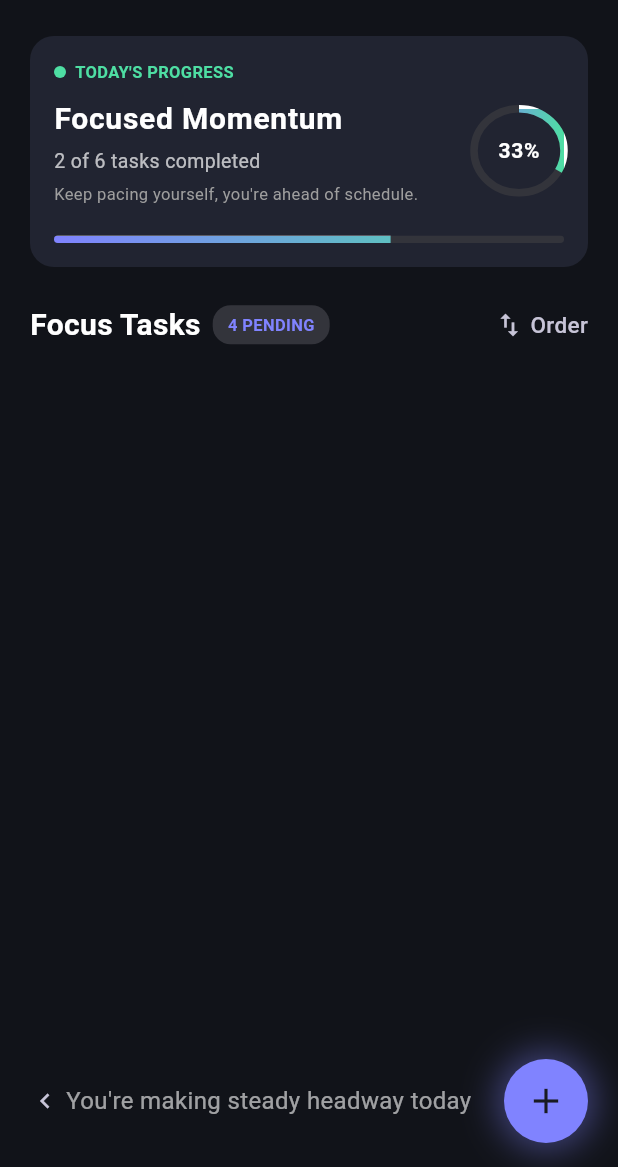
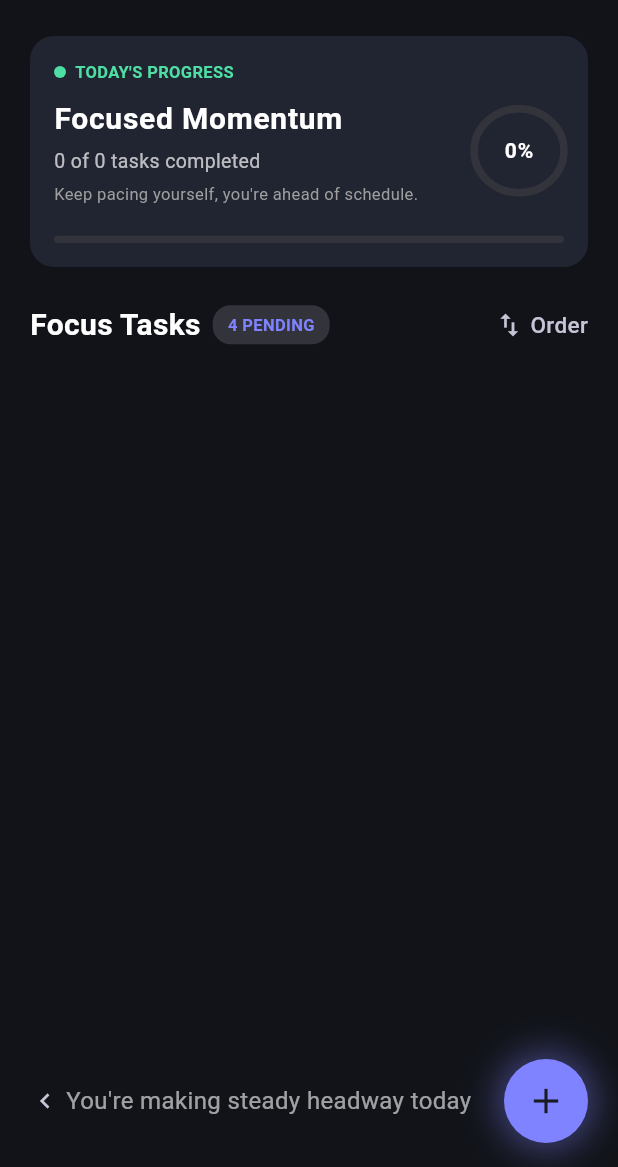
Before and after one commit to saadsaifdev/daily_focus_app, a Flutter app: the screen it shows after launch, on a phone screen of 412 x 824 dp, the part 69-1236 px from its top. Run offline on Flutter 3.47's test engine with Material 3 defaults, Android fonts, the phone set to English and light mode, and no system bars.

Commit message:
Complete Daily Focus UI and Local State version 1.0

```diff
--- /dev/null
+++ b/lib/model/task_model.dart
@@ -0,0 +1,19 @@
+class TaskModel {
+  final String id;
+  final String title;
+  final String subtitle;
+  final String priority; // 'HIGH', 'MEDIUM', 'LOW'
+  final String category; // 'Work', 'Personal', 'Design', etc.
+  final String time;
+  bool isCompleted;
+
+  TaskModel({
+    required this.id,
+    required this.title,
+    required this.subtitle,
+    required this.priority,
+    required this.category,
+    required this.time,
+    this.isCompleted = false,
+  });
+}
--- a/lib/widgets/bottom_action_row.dart
+++ b/lib/widgets/bottom_action_row.dart
@@ -1,9 +1,10 @@
 import 'package:daily_focus_app/constants.dart';
-import 'package:daily_focus_app/widgets/add_task_bottom_sheet.dart';
 import 'package:flutter/material.dart';
 
 class BottomActionRow extends StatelessWidget {
-  const BottomActionRow({super.key});
+  final VoidCallback onAddTap;
+
+  const BottomActionRow({super.key, required this.onAddTap});
 
   @override
   Widget build(BuildContext context) {
@@ -21,19 +22,7 @@ class BottomActionRow extends StatelessWidget {
         ),
         const Spacer(),
         GestureDetector(
-          onTap: () {
-            showModalBottomSheet(
-              context: context,
-              isScrollControlled: true,
-              backgroundColor: kCardBackgroundColor,
-              shape: const RoundedRectangleBorder(
-                borderRadius: BorderRadius.vertical(top: Radius.circular(20)),
-              ),
-              builder: (context) {
-                return const AddTaskBottomSheet();
-              },
-            );
-          },
+          onTap: onAddTap,
           child: Container(
             height: 56,
             width: 56,
--- a/lib/widgets/progress_card.dart
+++ b/lib/widgets/progress_card.dart
@@ -2,10 +2,23 @@ import 'package:daily_focus_app/constants.dart';
 import 'package:flutter/material.dart';
 
 class ProgressCard extends StatelessWidget {
-  const ProgressCard({super.key});
+  final int totalTasks;
+  final int completedTasks;
+
+  const ProgressCard({
+    super.key,
+    required this.totalTasks,
+    required this.completedTasks,
+  });
 
   @override
   Widget build(BuildContext context) {
+    final double progressPercentage = totalTasks == 0
+        ? 0.0
+        : (completedTasks / totalTasks);
+
+    final int percentageText = (progressPercentage * 100).toInt();
+
     return Container(
       padding: const EdgeInsets.all(16),
       decoration: BoxDecoration(
@@ -46,18 +59,20 @@ class ProgressCard extends StatelessWidget {
                 fontWeight: FontWeight.bold,
               ),
             ),
-            subtitle: const Column(
+            subtitle: Column(
               crossAxisAlignment: CrossAxisAlignment.start,
               children: [
-                SizedBox(height: 4),
+                const SizedBox(height: 4),
                 Text(
-                  '2 of 6 tasks completed',
-                  style: TextStyle(color: Colors.white70, fontSize: 13),
+                  '$completedTasks of $totalTasks tasks completed',
+                  style: const TextStyle(color: Colors.white70, fontSize: 13),
                 ),
-                SizedBox(height: 4),
+                const SizedBox(height: 4),
                 Text(
-                  "Keep pacing yourself, you're ahead of schedule.",
-                  style: TextStyle(color: Colors.grey, fontSize: 11),
+                  progressPercentage == 1.0
+                      ? "Incredible work! You crushed all tasks today. 🔥"
+                      : "Keep pacing yourself, you're ahead of schedule.",
+                  style: const TextStyle(color: Colors.grey, fontSize: 11),
                 ),
               ],
             ),
@@ -78,17 +93,17 @@ class ProgressCard extends StatelessWidget {
                         colors: [kPrimaryContainer, kSecondaryColor],
                       ).createShader(bounds);
                     },
-                    child: const CircularProgressIndicator(
-                      value: 0.33,
+                    child: CircularProgressIndicator(
+                      value: progressPercentage,
                       strokeWidth: 5,
                       color: Colors.white,
                       backgroundColor: Colors.transparent,
                     ),
                   ),
-                  const Center(
+                  Center(
                     child: Text(
-                      '33%',
-                      style: TextStyle(
+                      '$percentageText%',
+                      style: const TextStyle(
                         color: Colors.white,
                         fontSize: 14,
                         fontWeight: FontWeight.bold,
@@ -115,8 +130,8 @@ class ProgressCard extends StatelessWidget {
                       colors: [kPrimaryContainer, kSecondaryColor],
                     ).createShader(bounds);
                   },
-                  child: const LinearProgressIndicator(
-                    value: 0.66,
+                  child: LinearProgressIndicator(
+                    value: progressPercentage,
                     minHeight: 5,
                     color: Colors.white,
                     backgroundColor: Colors.transparent,
--- a/lib/widgets/tasks_view_body.dart
+++ b/lib/widgets/tasks_view_body.dart
@@ -1,27 +1,104 @@
 import 'package:daily_focus_app/constants.dart';
+import 'package:daily_focus_app/model/task_model.dart';
+import 'package:daily_focus_app/widgets/add_task_bottom_sheet.dart';
 import 'package:daily_focus_app/widgets/bottom_action_row.dart';
 import 'package:daily_focus_app/widgets/custom_app_bar.dart';
+import 'package:daily_focus_app/widgets/edit_task_bottom_sheet.dart';
 import 'package:daily_focus_app/widgets/focus_tasks_header.dart';
 import 'package:daily_focus_app/widgets/progress_card.dart';
+import 'package:daily_focus_app/widgets/task_card.dart';
 import 'package:flutter/material.dart';
 
-class TasksViewBody extends StatelessWidget {
+class TasksViewBody extends StatefulWidget {
   const TasksViewBody({super.key});
 
   @override
+  State<TasksViewBody> createState() => _TasksViewBodyState();
+}
+
+class _TasksViewBodyState extends State<TasksViewBody> {
+  List<TaskModel> myTasks = [];
+
+  void _openAddTaskSheet() async {
+    final result = await showModalBottomSheet(
+      context: context,
+      isScrollControlled: true,
+      backgroundColor: Colors.transparent,
+      builder: (context) => const AddTaskBottomSheet(),
+    );
+
+    if (result != null && result is TaskModel) {
+      setState(() {
+        myTasks.add(result);
+      });
+    }
+  }
+
+  void _openEditTaskSheet(TaskModel taskToEdit, int index) async {
+    final result = await showModalBottomSheet(
+      context: context,
+      isScrollControlled: true,
+      backgroundColor: Colors.transparent,
+      builder: (context) => EditTaskBottomSheet(taskToEdit: taskToEdit),
+    );
+
+    if (result != null && result is TaskModel) {
+      setState(() {
+        myTasks[index] = result;
+      });
+    }
+  }
+
+  @override
   Widget build(BuildContext context) {
+    int total = myTasks.length;
+    int completed = myTasks.where((task) => task.isCompleted == true).length;
+
     return SafeArea(
       child: Padding(
-        padding: EdgeInsets.symmetric(horizontal: kDefaultPadding),
+        padding: const EdgeInsets.symmetric(horizontal: kDefaultPadding),
         child: Column(
           children: [
-            CustomAppBar(title: "Daily Focus", searchIcon: (Icons.search)),
-            SizedBox(height: 24),
-            ProgressCard(),
-            SizedBox(height: 24),
-            FocusTasksHeader(),
-            Spacer(),
-            const BottomActionRow(),
+            const CustomAppBar(title: "Daily Focus", searchIcon: Icons.search),
+            const SizedBox(height: 24),
+
+            ProgressCard(totalTasks: total, completedTasks: completed),
+
+            const SizedBox(height: 24),
+            const FocusTasksHeader(),
+            const SizedBox(height: 16),
+
+            Expanded(
+              child: ListView.builder(
+                physics: const BouncingScrollPhysics(),
+                itemCount: myTasks.length,
+                itemBuilder: (context, index) {
+                  final task = myTasks[index];
+
+                  return TaskCard(
+                    title: task.title,
+                    time: task.time,
+                    isCompleted: task.isCompleted,
+                    priority: task.priority,
+                    category: task.category,
+                    onDelete: () {
+                      setState(() {
+                        myTasks.removeAt(index);
+                      });
+                    },
+                    onToggle: () {
+                      setState(() {
+                        task.isCompleted = !task.isCompleted;
+                      });
+                    },
+                    onCardTap: () => _openEditTaskSheet(task, index),
+                  );
+                },
+              ),
+            ),
+
+            const SizedBox(height: 16),
+            BottomActionRow(onAddTap: _openAddTaskSheet),
             const SizedBox(height: 16),
           ],
         ),
```
Also changed, not shown: lib/widgets/add_task_bottom_sheet.dart (+24 -1 lines), lib/widgets/edit_task_bottom_sheet.dart (added, +273 -0 lines), lib/widgets/task_card.dart (added, +180 -0 lines).
